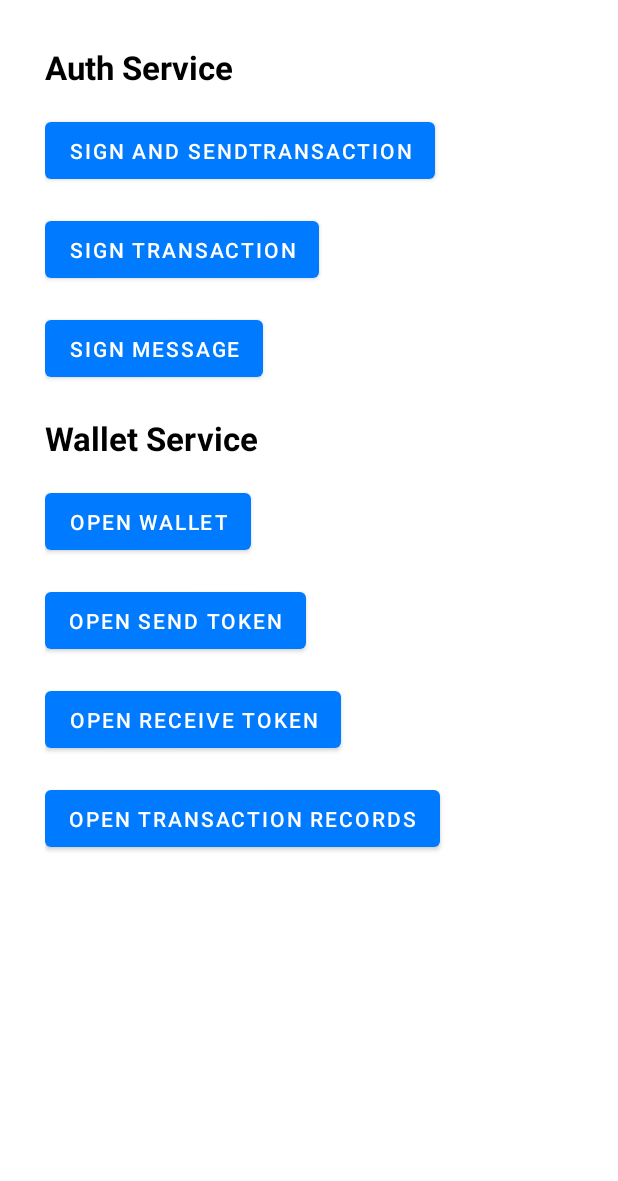
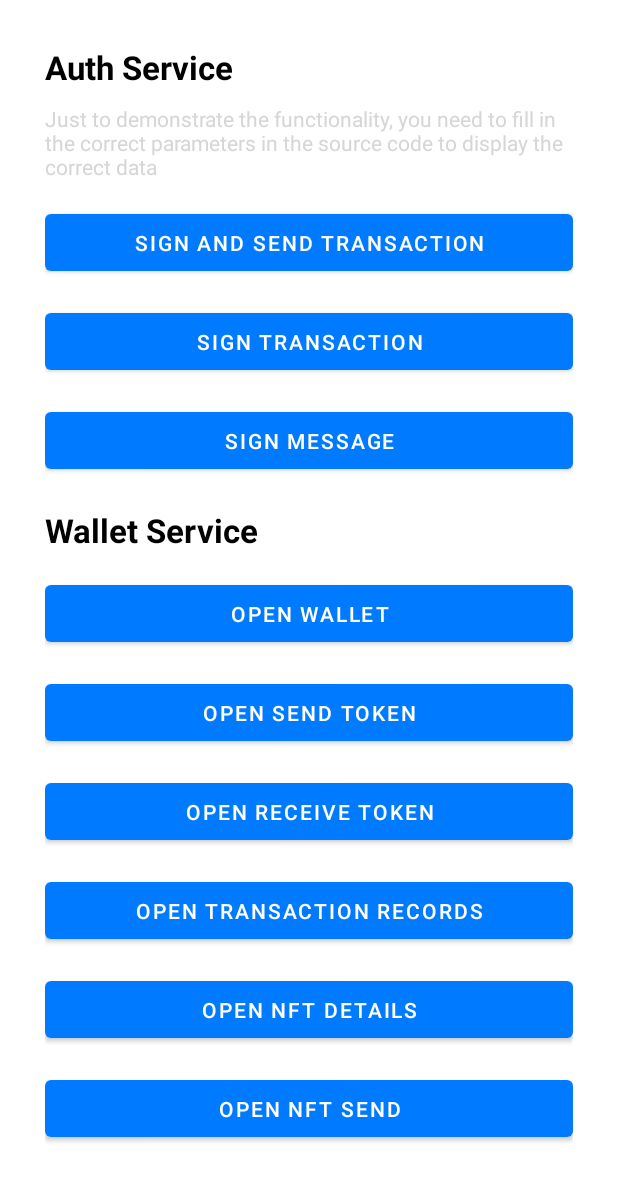
Before and after one commit to max-tonny8/particle_wallet, an Android app: the APIReferenceActivity screen opened directly, with no data from a screen before it, on a phone screen of 412 x 824 dp. Shown: the top 1181 px of the screen. Run offline under Robolectric (Android 15) with nearby library versions, the phone set to English and light mode, and no system bars; our stand-ins replace data binding; libraries missing offline, so code that uses them is left out: com.particle.gui, com.particle.network.

Commit message:
update to 0.0.4

```diff
--- a/app/src/main/res/layout/activity_api_ref_list.xml
+++ b/app/src/main/res/layout/activity_api_ref_list.xml
@@ -23,6 +23,7 @@
             android:gravity="left"
             android:orientation="vertical"
             android:paddingLeft="30dp"
+            android:paddingRight="30dp"
             tools:context="com.particle.demo.ui.MainActivity"
             >
 
@@ -37,9 +38,17 @@
                 android:textStyle="bold"
                 />
 
+            <TextView
+                android:layout_width="wrap_content"
+                android:layout_height="wrap_content"
+                android:layout_marginTop="10dp"
+                android:text="@string/auth_tips"
+                android:textColor="@color/redPrimary"
+                />
+
             <Button
                 android:id="@+id/sign_send_transaction"
-                android:layout_width="wrap_content"
+                android:layout_width="match_parent"
                 android:layout_height="50dp"
                 android:layout_marginTop="16dp"
                 android:text="@string/sign_send_transaction"
@@ -47,7 +56,7 @@
 
             <Button
                 android:id="@+id/sign_transaction"
-                android:layout_width="wrap_content"
+                android:layout_width="match_parent"
                 android:layout_height="50dp"
                 android:layout_marginTop="16dp"
                 android:text="@string/sign_transaction"
@@ -55,7 +64,7 @@
 
             <Button
                 android:id="@+id/sign_message"
-                android:layout_width="wrap_content"
+                android:layout_width="match_parent"
                 android:layout_height="50dp"
                 android:layout_marginTop="16dp"
                 android:text="@string/sign_message"
@@ -74,7 +83,7 @@
 
             <Button
                 android:id="@+id/open_wallet"
-                android:layout_width="wrap_content"
+                android:layout_width="match_parent"
                 android:layout_height="50dp"
                 android:layout_marginTop="16dp"
                 android:text="@string/open_wallet"
@@ -82,7 +91,7 @@
 
             <Button
                 android:id="@+id/open_send_token"
-                android:layout_width="wrap_content"
+                android:layout_width="match_parent"
                 android:layout_height="50dp"
                 android:layout_marginTop="16dp"
                 android:text="@string/open_send_token"
@@ -90,7 +99,7 @@
 
             <Button
                 android:id="@+id/open_receive_token"
-                android:layout_width="wrap_content"
+                android:layout_width="match_parent"
                 android:layout_height="50dp"
                 android:layout_marginTop="16dp"
                 android:text="@string/open_receive_token"
@@ -98,10 +107,26 @@
 
             <Button
                 android:id="@+id/open_transaction_records"
-                android:layout_width="wrap_content"
+                android:layout_width="match_parent"
                 android:layout_height="50dp"
                 android:layout_marginTop="16dp"
                 android:text="@string/open_transaction_records"
+                />
+
+            <Button
+                android:id="@+id/open_nft_details"
+                android:layout_width="match_parent"
+                android:layout_height="50dp"
+                android:layout_marginTop="16dp"
+                android:text="@string/open_nft_details"
+                />
+
+            <Button
+                android:id="@+id/open_nft_send"
+                android:layout_width="match_parent"
+                android:layout_height="50dp"
+                android:layout_marginTop="16dp"
+                android:text="@string/open_nft_send"
                 />
         </LinearLayout>
 
--- a/app/src/main/res/values/strings.xml
+++ b/app/src/main/res/values/strings.xml
@@ -9,10 +9,16 @@
     <string name="api_tips">Please check the DEMO source code</string>
     <string name="auth_service">Auth Service</string>
     <string name="wallet_service">Wallet Service</string>
-    <string name="sign_send_transaction">Sign And SendTransaction</string>
+    <string name="sign_send_transaction">Sign And Send Transaction</string>
     <string name="sign_transaction">Sign Transaction</string>
     <string name="sign_message">Sign Message</string>
     <string name="open_send_token">Open Send Token</string>
     <string name="open_receive_token">Open Receive Token</string>
     <string name="open_transaction_records">Open Transaction Records</string>
+    <string name="open_nft_details">Open NFT Details</string>
+    <string name="open_nft_send">Open NFT Send</string>
+    <string name="success">Success</string>
+    <string name="failed">Failed</string>
+    <string name="auth_tips">Just to demonstrate the functionality, you need to fill in the correct parameters in the source code to display the correct data</string>
+
 </resources>
```
Also changed, not shown: app/build.gradle (+5 -4 lines), app/src/main/java/com/particle/demo/ui/APIReferenceActivity.kt (+55 -25 lines), app/src/main/res/values/pn_config.xml (+9 -9 lines), 1 other file.
